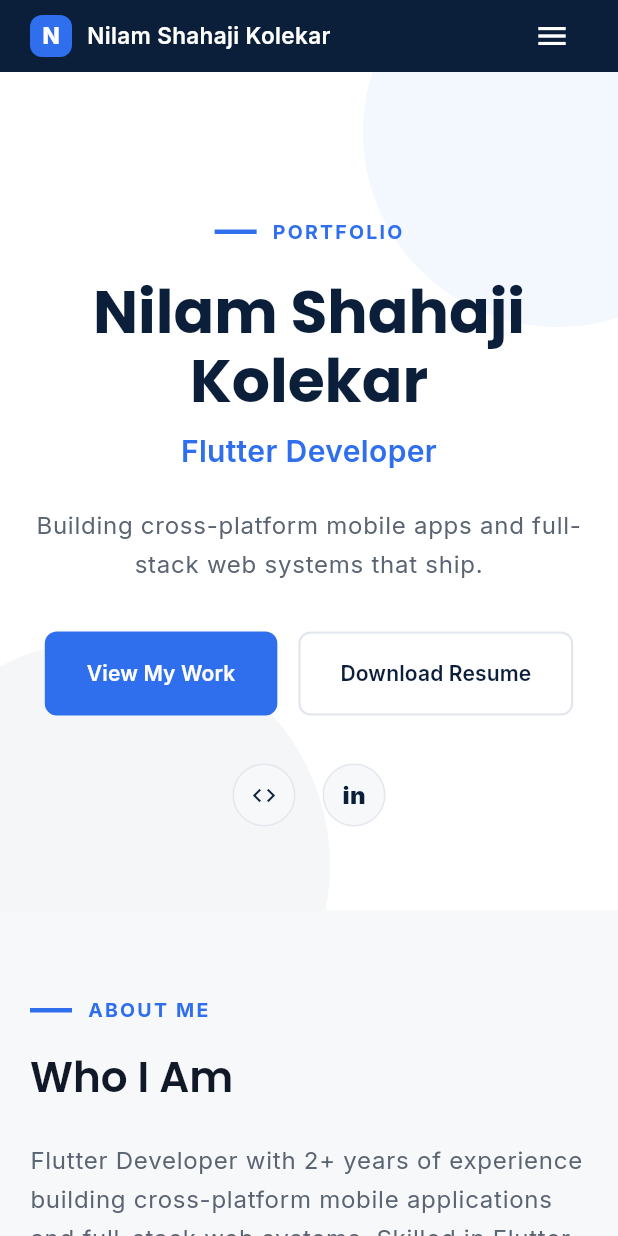
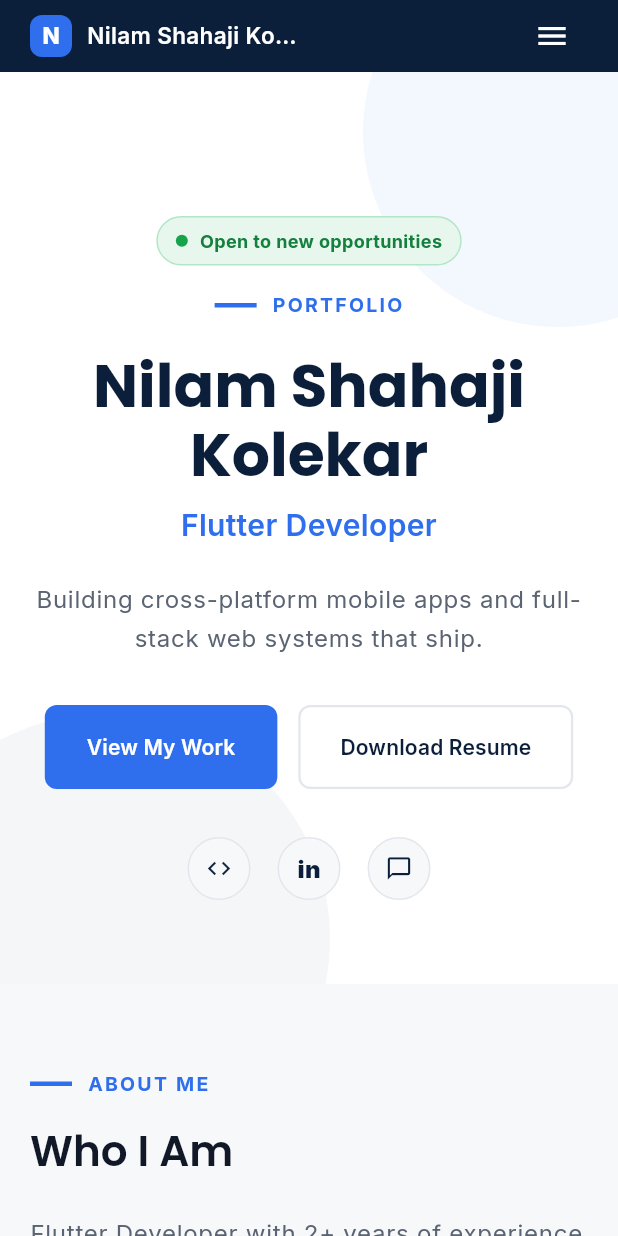
Before and after one commit to Nilamkolekar-developer/flutter-portfolio, a Flutter app: the screen it shows after launch, on a phone screen of 412 x 824 dp. Run offline on Flutter 3.47's test engine with Material 3 defaults, Android fonts, the light colour scheme and no system bars; our stand-ins replace google_fonts; missing offline and left inert: dart:html.

Commit message:
Add open-to-work badge and WhatsApp contact button

```diff
--- a/lib/main.dart
+++ b/lib/main.dart
@@ -50,6 +50,7 @@ class _PortfolioHomePageState extends State<PortfolioHomePage> {
   final GlobalKey _contactKey = GlobalKey();
 
   String _activeSection = "home";
+  bool _showScrollToTop = false;
 
   Map<String, GlobalKey> get _sectionKeys => {
         "home": _heroKey,
@@ -65,13 +66,30 @@ class _PortfolioHomePageState extends State<PortfolioHomePage> {
   void initState() {
     super.initState();
     _scrollController.addListener(_updateActiveSection);
+    _scrollController.addListener(_updateScrollToTopVisibility);
   }
 
   @override
   void dispose() {
     _scrollController.removeListener(_updateActiveSection);
+    _scrollController.removeListener(_updateScrollToTopVisibility);
     _scrollController.dispose();
     super.dispose();
+  }
+
+  void _updateScrollToTopVisibility() {
+    final shouldShow = _scrollController.offset > 500;
+    if (shouldShow != _showScrollToTop) {
+      setState(() => _showScrollToTop = shouldShow);
+    }
+  }
+
+  void _scrollToTop() {
+    _scrollController.animateTo(
+      0,
+      duration: const Duration(milliseconds: 500),
+      curve: Curves.easeInOut,
+    );
   }
 
   /// Determines which section is currently nearest the top of the
@@ -116,6 +134,22 @@ class _PortfolioHomePageState extends State<PortfolioHomePage> {
         onNavTap: _scrollTo,
         onContactTap: () => _scrollTo("contact"),
         activeSection: _activeSection,
+      ),
+      floatingActionButton: AnimatedScale(
+        scale: _showScrollToTop ? 1 : 0,
+        duration: const Duration(milliseconds: 200),
+        curve: Curves.easeOut,
+        child: AnimatedOpacity(
+          opacity: _showScrollToTop ? 1 : 0,
+          duration: const Duration(milliseconds: 200),
+          child: FloatingActionButton(
+            onPressed: _scrollToTop,
+            backgroundColor: AppColors.navy,
+            foregroundColor: Colors.white,
+            elevation: 2,
+            child: const Icon(Icons.keyboard_arrow_up),
+          ),
+        ),
       ),
       body: SingleChildScrollView(
         controller: _scrollController,
@@ -389,6 +423,10 @@ class PersonalInfo {
   static const String location = "Pune, India"; // TODO
   static const String github = "https://github.com/Nilamkolekar-developer";
   static const String linkedin = "https://www.linkedin.com/in/nilam-shahaji-kolekar-62a2a2236";
+  // wa.me expects the number with country code, no "+", spaces, or dashes.
+  static const String whatsappUrl = "https://wa.me/919730584425";
+  // Toggle this off once you're no longer actively looking.
+  static const bool openToWork = true;
   static const String resumeUrl = "assets/assets/pdf/Nilam-resume.pdf";
 }
 
@@ -450,6 +488,9 @@ class ExperienceData {
       points: [
         "Built and maintained Android and web features for an educational platform using Java, React, Firebase, and SQL.",
         "Owned frontend and backend development for two major applications, from planning through testing and deployment.",
+        // TODO: this is vague — a real number here (e.g. "reduced release-
+        // blocking bugs by ~30%", "cut crash rate from X% to Y%") reads far
+        // stronger to a recruiter skimming quickly than "reduced bug count".
         "Contributed to release planning and QA cycles, helping ship on schedule with reduced bug count and fewer post-release issues.",
       ],
     ),
@@ -649,12 +690,16 @@ class NavBar extends StatelessWidget implements PreferredSizeWidget {
             ),
           ),
           const SizedBox(width: 10),
-          Text(
+          Flexible(
+            child: Text(
               PersonalInfo.name,
+              overflow: TextOverflow.ellipsis,
+              maxLines: 1,
               style: const TextStyle(
                 color: Colors.white,
                 fontWeight: FontWeight.w600,
                 fontSize: 15,
+              ),
             ),
           ),
           if (!isMobile)
@@ -831,6 +876,10 @@ class HeroSection extends StatelessWidget {
               crossAxisAlignment:
                   isMobile ? CrossAxisAlignment.center : CrossAxisAlignment.start,
               children: [
+                if (PersonalInfo.openToWork) ...[
+                  const _OpenToWorkBadge(),
+                  const SizedBox(height: 16),
+                ],
                 const SectionLabel("Portfolio"),
                 const SizedBox(height: 20),
                 Text(
@@ -903,6 +952,7 @@ class HeroSection extends StatelessWidget {
                   children: [
                     _SocialIcon(child: const Icon(Icons.code, size: 18, color: AppColors.navy), onTap: () => launchUrlSmart(PersonalInfo.github)),
                     _SocialIcon(child: const Text("in", style: TextStyle(fontWeight: FontWeight.w900, fontSize: 16, color: AppColors.navy)), onTap: () => launchUrlSmart(PersonalInfo.linkedin)),
+                    _SocialIcon(child: const Icon(Icons.chat_bubble_outline, size: 18, color: AppColors.navy), onTap: () => launchUrlSmart(PersonalInfo.whatsappUrl)),
                   ],
                 ),
               ],
@@ -962,6 +1012,47 @@ class _Blob extends StatelessWidget {
   }
 }
 
+/// A small pill signaling to recruiters that this person is actively
+/// looking for opportunities — the kind of thing that gets a portfolio
+/// noticed in a fast skim instead of read end-to-end.
+class _OpenToWorkBadge extends StatelessWidget {
+  const _OpenToWorkBadge();
+
+  @override
+  Widget build(BuildContext context) {
+    return Container(
+      padding: const EdgeInsets.symmetric(horizontal: 12, vertical: 6),
+      decoration: BoxDecoration(
+        color: const Color(0xFFE7F7EE),
+        borderRadius: BorderRadius.circular(20),
+        border: Border.all(color: const Color(0xFFB3E6C6)),
+      ),
+      child: Row(
+        mainAxisSize: MainAxisSize.min,
+        children: [
+          Container(
+            width: 8,
+            height: 8,
+            decoration: const BoxDecoration(
+              color: Color(0xFF16A34A),
+              shape: BoxShape.circle,
+            ),
+          ),
+          const SizedBox(width: 8),
+          const Text(
+            "Open to new opportunities",
+            style: TextStyle(
+              color: Color(0xFF15803D),
+              fontWeight: FontWeight.w700,
+              fontSize: 12,
+            ),
+          ),
+        ],
+      ),
+    );
+  }
+}
+
 class _SocialIcon extends StatelessWidget {
   final Widget child;
   final VoidCallback onTap;
@@ -1457,13 +1548,27 @@ class _ProjectCard extends StatelessWidget {
               ),
             ),
           const SizedBox(height: 8),
-          Text(
-            project.tech,
+          Wrap(
+            spacing: 6,
+            runSpacing: 6,
+            children: [
+              for (final tech in project.tech.split(',').map((t) => t.trim()))
+                Container(
+                  padding: const EdgeInsets.symmetric(horizontal: 10, vertical: 4),
+                  decoration: BoxDecoration(
+                    color: AppColors.accent.withOpacity(0.08),
+                    borderRadius: BorderRadius.circular(20),
+                  ),
+                  child: Text(
+                    tech,
                     style: const TextStyle(
                       color: AppColors.accentDark,
                       fontWeight: FontWeight.w600,
-              fontSize: 12,
-            ),
+                      fontSize: 11,
+                    ),
+                  ),
+                ),
+            ],
           ),
         ],
       ),
@@ -1612,12 +1717,24 @@ class ContactFooter extends StatelessWidget {
                   style: const TextStyle(color: Color(0xFFB8C2D9), fontSize: 16, height: 1.6),
                 ),
               ),
-               SizedBox(height: 36),
+              const SizedBox(height: 36),
               Wrap(
                 alignment: WrapAlignment.center,
                 spacing: 16,
                 runSpacing: 16,
                 children: [
+                  ElevatedButton.icon(
+                    onPressed: () => launchUrlSmart(PersonalInfo.whatsappUrl),
+                    icon: const Icon(Icons.chat_bubble_outline, size: 18),
+                    label: const Text("WhatsApp Me"),
+                    style: ElevatedButton.styleFrom(
+                      backgroundColor: const Color(0xFF25D366),
+                      foregroundColor: Colors.white,
+                      elevation: 0,
+                      padding: const EdgeInsets.symmetric(horizontal: 26, vertical: 18),
+                      shape: RoundedRectangleBorder(borderRadius: BorderRadius.circular(8)),
+                    ),
+                  ),
                   OutlinedButton.icon(
                     onPressed: () => launchUrlSmart(PersonalInfo.linkedin),
                     icon: const Text("in", style: TextStyle(fontWeight: FontWeight.w900, fontSize: 15, color: Colors.white)),
@@ -1631,12 +1748,12 @@ class ContactFooter extends StatelessWidget {
                   ),
                   OutlinedButton.icon(
                     onPressed: () => launchUrlSmart(PersonalInfo.github),
-                    icon:  Icon(Icons.code, size: 18),
-                    label:  Text("GitHub"),
+                    icon: const Icon(Icons.code, size: 18),
+                    label: const Text("GitHub"),
                     style: OutlinedButton.styleFrom(
                       foregroundColor: Colors.white,
-                      side:  BorderSide(color: Color(0xFF33456B), width: 1.5),
-                      padding:  EdgeInsets.symmetric(horizontal: 26, vertical: 18),
+                      side: const BorderSide(color: Color(0xFF33456B), width: 1.5),
+                      padding: const EdgeInsets.symmetric(horizontal: 26, vertical: 18),
                       shape: RoundedRectangleBorder(borderRadius: BorderRadius.circular(8)),
                     ),
                   ),
```
Lines whose indentation alone changed are shown as unchanged.
